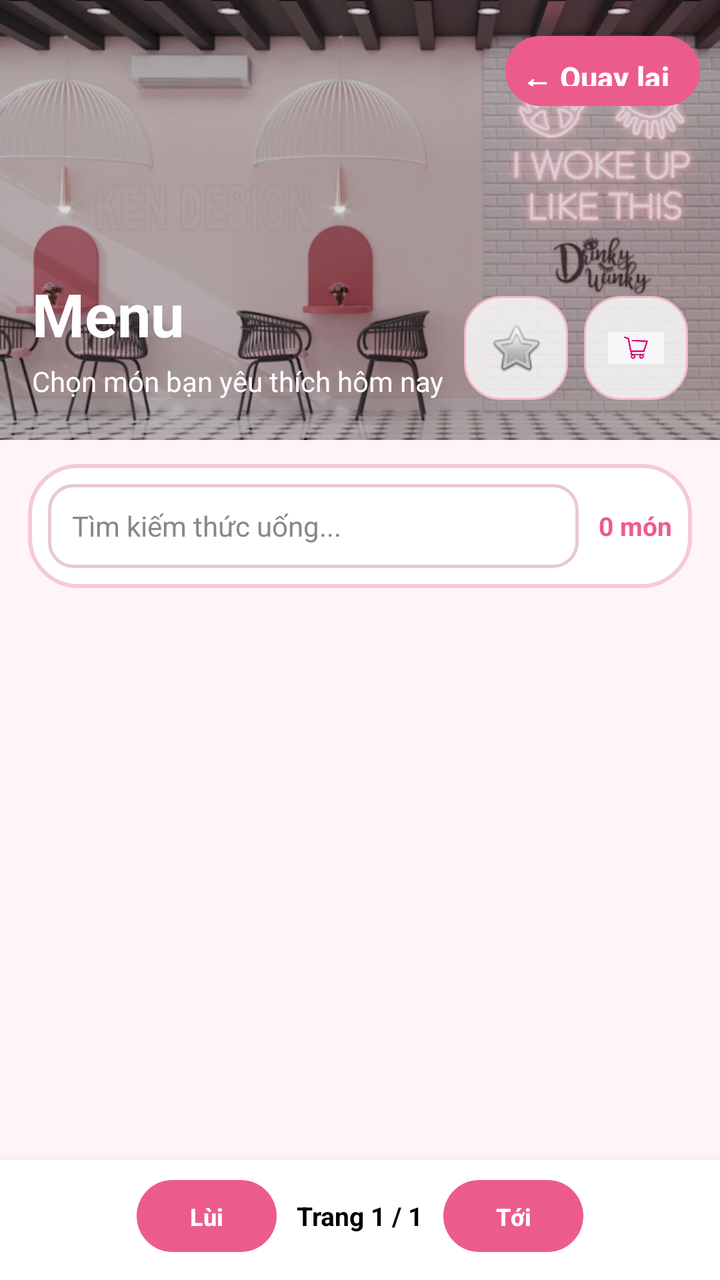
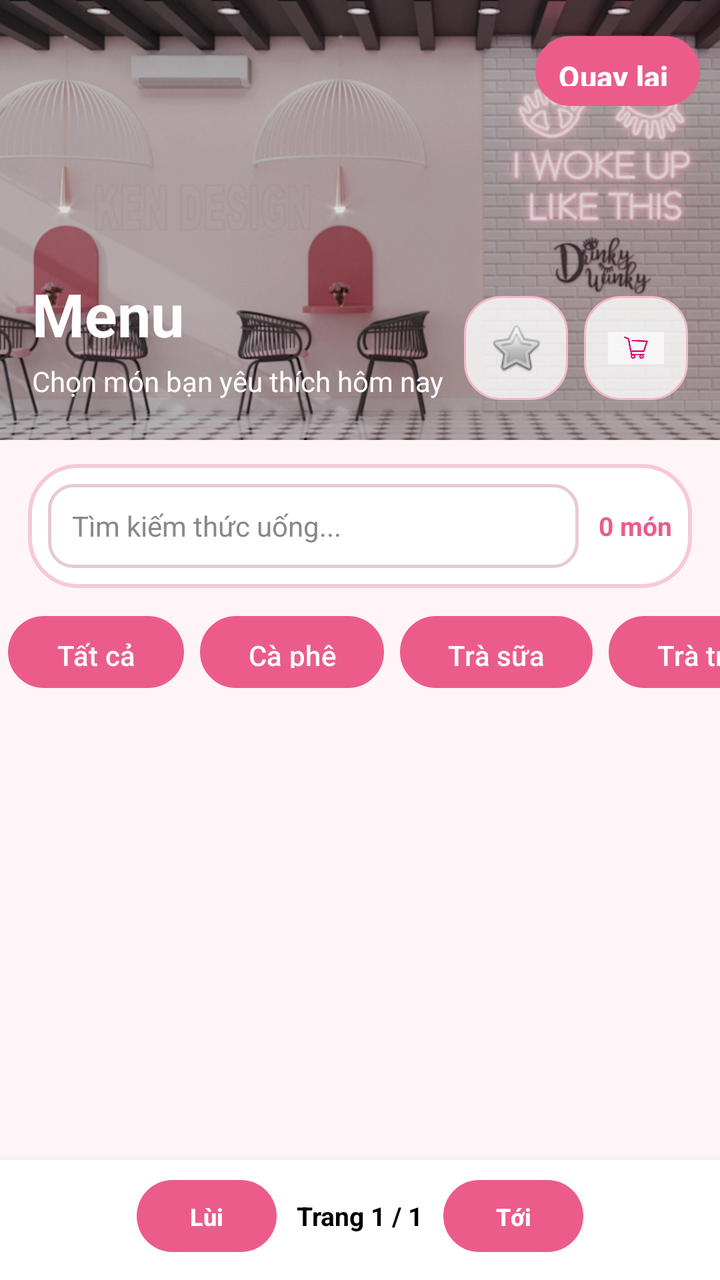

Before-and-after screenshots of an Android layout around one commit, followed by the original layout XML and the change that was made.
<!-- AndroidManifest.xml: application theme Theme.MyApplication -->
<!-- res/layout/listview.xml -->
<?xml version="1.0" encoding="utf-8"?>
<LinearLayout xmlns:android="http://schemas.android.com/apk/res/android"
    android:id="@+id/main"
    android:layout_width="match_parent"
    android:layout_height="match_parent"
    android:orientation="vertical"
    android:background="@color/pink_bg">

    <FrameLayout
        android:layout_width="match_parent"
        android:layout_height="220dp">

        <ImageView
            android:id="@+id/imgHeaderBanner"
            android:layout_width="match_parent"
            android:layout_height="match_parent"
            android:src="@drawable/menu"
            android:scaleType="centerCrop"
            android:contentDescription="Banner menu" />

        <View
            android:layout_width="match_parent"
            android:layout_height="match_parent"
            android:background="#22000000" />

        <Button
            android:id="@+id/btnBackWelcome"
            android:layout_width="wrap_content"
            android:layout_height="35dp"
            android:layout_gravity="top|end"
            android:layout_marginEnd="10dp"
            android:layout_marginTop="18dp"
            android:backgroundTint="@null"
            android:background="@drawable/bg_form_rounded"
            android:minWidth="8dp"
            android:paddingStart="8dp"
            android:paddingEnd="8dp"
            android:text="← Quay lai  "
            android:textAllCaps="false"
            android:textColor="@color/white"
            android:textSize="15sp"
            android:textStyle="bold" />

        <LinearLayout
            android:layout_width="wrap_content"
            android:layout_height="wrap_content"
            android:layout_gravity="bottom|start"
            android:layout_marginStart="16dp"
            android:layout_marginBottom="20dp"
            android:orientation="vertical">

            <TextView
                android:id="@+id/tvShopTitle"
                android:layout_width="wrap_content"
                android:layout_height="wrap_content"
                android:text="Menu"
                android:textColor="@android:color/white"
                android:textSize="30sp"
                android:textStyle="bold" />

            <TextView
                android:id="@+id/tvSubtitle"
                android:layout_width="wrap_content"
                android:layout_height="wrap_content"
                android:layout_marginTop="4dp"
                android:text="Chọn món bạn yêu thích hôm nay"
                android:textColor="@android:color/white"
                android:textSize="14sp" />
        </LinearLayout>
        <LinearLayout
            android:id="@+id/btnOpenCart"
            android:layout_width="52dp"
            android:layout_height="52dp"
            android:layout_gravity="bottom|end"
            android:layout_marginEnd="16dp"
            android:layout_marginBottom="20dp"
            android:background="@drawable/bg_cart_round"
            android:gravity="center"
            android:orientation="vertical"
            android:clickable="true"
            android:focusable="true"
            android:padding="8dp">

            <ImageView
                android:layout_width="28dp"
                android:layout_height="28dp"
                android:src="@drawable/giohangmenu"
                android:scaleType="fitCenter"
                android:contentDescription="Giỏ hàng" />
        </LinearLayout>
        <LinearLayout
            android:id="@+id/btnOpenFavorite"
            android:layout_width="52dp"
            android:layout_height="52dp"
            android:layout_gravity="bottom|end"
            android:layout_marginEnd="76dp"
            android:layout_marginBottom="20dp"
            android:background="@drawable/bg_cart_round"
            android:gravity="center"
            android:orientation="vertical"
            android:clickable="true"
            android:focusable="true"
            android:padding="8dp">

            <ImageView
                android:layout_width="28dp"
                android:layout_height="28dp"
                android:contentDescription="Yêu thích"
                android:scaleType="fitCenter"
                android:src="@android:drawable/btn_star_big_off" />
        </LinearLayout>
    </FrameLayout>

    <LinearLayout
        android:layout_width="match_parent"
        android:layout_height="wrap_content"
        android:layout_marginStart="14dp"
        android:layout_marginTop="12dp"
        android:layout_marginEnd="14dp"
        android:layout_marginBottom="6dp"
        android:background="@drawable/bg_form_rounded"
        android:gravity="center_vertical"
        android:orientation="horizontal"
        android:padding="10dp">

        <EditText
            android:id="@+id/edtSearch"
            android:layout_width="0dp"
            android:layout_height="42dp"
            android:layout_weight="1"
            android:background="@drawable/bg_input_rounded"
            android:hint="Tìm kiếm thức uống..."
            android:paddingStart="12dp"
            android:paddingEnd="12dp"
            android:textColor="@android:color/black"
            android:textColorHint="#888888"
            android:textSize="14sp" />

        <TextView
            android:id="@+id/tvProductCount"
            android:layout_width="wrap_content"
            android:layout_height="wrap_content"
            android:layout_marginStart="10dp"
            android:text="0 món"
            android:textColor="@color/pink_main"
            android:textSize="13sp"
            android:textStyle="bold" />
    </LinearLayout>

    <ListView
        android:id="@+id/listView"
        android:layout_width="match_parent"
        android:layout_height="0dp"
        android:layout_weight="1"
        android:clipToPadding="false"
        android:divider="@android:color/transparent"
        android:dividerHeight="4dp"
        android:paddingTop="4dp"
        android:paddingBottom="8dp"
        android:scrollbars="none" />

    <LinearLayout
        android:layout_width="match_parent"
        android:layout_height="wrap_content"
        android:background="@color/white"
        android:elevation="8dp"
        android:gravity="center"
        android:orientation="horizontal"
        android:paddingStart="12dp"
        android:paddingTop="10dp"
        android:paddingEnd="12dp"
        android:paddingBottom="14dp">

        <Button
            android:id="@+id/btnPrevPage"
            android:layout_width="70dp"
            android:layout_height="36dp"
            android:backgroundTint="@null"
            android:background="@drawable/bg_button_pink"
            android:minWidth="0dp"
            android:text="Lùi"
            android:textAllCaps="false"
            android:textColor="@color/white"
            android:textSize="12sp"
            android:textStyle="bold"/>


        <TextView
            android:id="@+id/tvPageInfo"
            android:layout_width="wrap_content"
            android:layout_height="wrap_content"
            android:layout_marginStart="10dp"
            android:layout_marginEnd="10dp"
            android:text="Trang 1 / 1"
            android:textColor="@android:color/black"
            android:textSize="13sp"
            android:textStyle="bold" />

        <Button
            android:id="@+id/btnNextPage"
            android:layout_width="70dp"
            android:layout_height="36dp"
            android:backgroundTint="@null"
            android:background="@drawable/bg_button_pink"
            android:minWidth="0dp"
            android:text="Tới"
            android:textAllCaps="false"
            android:textColor="@color/white"
            android:textSize="12sp"
            android:textStyle="bold"/>

    </LinearLayout>

</LinearLayout>
<!-- resources referenced by this layout -->
<resources>
  <color name="pink_bg">#FFF5F8</color>
  <color name="pink_main">#EC5C8A</color>
  <color name="white">#FFFFFF</color>
  <!-- drawable bg_button_pink (drawable) -->
  <?xml version="1.0" encoding="utf-8"?>
  <shape xmlns:android="http://schemas.android.com/apk/res/android">
      <solid android:color="@color/pink_main" />
      <corners android:radius="18dp" />
  </shape>
  <!-- drawable bg_cart_round (drawable) -->
  <?xml version="1.0" encoding="utf-8"?>
  <shape xmlns:android="http://schemas.android.com/apk/res/android">
      <solid android:color="#CCFFFFFF" />
      <corners android:radius="18dp" />
      <stroke
          android:width="1dp"
          android:color="#F2B7C9" />
  </shape>
  <!-- drawable bg_form_rounded (drawable) -->
  <?xml version="1.0" encoding="utf-8"?>
  <shape xmlns:android="http://schemas.android.com/apk/res/android">
      <solid android:color="@color/white" />
      <corners android:radius="24dp" />
      <stroke
          android:width="2dp"
          android:color="@color/pink_light" />
  </shape>
  <!-- drawable bg_input_rounded (drawable) -->
  <?xml version="1.0" encoding="utf-8"?>
  <shape xmlns:android="http://schemas.android.com/apk/res/android">
      <solid android:color="@color/white" />
      <corners android:radius="12dp" />
      <stroke
          android:width="1.5dp"
          android:color="@color/gray_border" />
  </shape>
  <!-- drawable giohangmenu: jpg bitmap (drawable, 7433 bytes) -->
  <!-- drawable menu: jpg bitmap (drawable, 371719 bytes) -->
  <style name="Theme.MyApplication" parent="Base.Theme.MyApplication" />
  <color name="pink_light">#F6C9D8</color>
  <color name="gray_border">#E7C9D3</color>
  <style name="Base.Theme.MyApplication" parent="Theme.Material3.DayNight.NoActionBar">
          <item name="colorPrimary">@color/pink_main</item>
          <item name="colorSecondary">@color/pink_light</item>
          <item name="android:statusBarColor">@color/pink_dark</item>
          <item name="colorSurface">@color/pink_bg</item>
      </style>
  <color name="pink_dark">#D94C79</color>
</resources>

<!-- the commit's change to res/layout/listview.xml (unified diff, before → after) -->
@@ -35,7 +35,7 @@
             android:minWidth="8dp"
             android:paddingStart="8dp"
             android:paddingEnd="8dp"
-            android:text="← Quay lai  "
+            android:text=" Quay lai  "
             android:textAllCaps="false"
             android:textColor="@color/white"
             android:textSize="15sp"
@@ -146,6 +146,79 @@
             android:textSize="13sp"
             android:textStyle="bold" />
     </LinearLayout>
+    <HorizontalScrollView
+        android:layout_width="match_parent"
+        android:layout_height="wrap_content"
+        android:layout_marginTop="8dp"
+        android:scrollbars="none">
+
+        <LinearLayout
+            android:layout_width="wrap_content"
+            android:layout_height="wrap_content"
+            android:orientation="horizontal"
+            android:paddingStart="4dp"
+            android:paddingEnd="4dp">
+
+            <Button
+                android:id="@+id/btnCatAll"
+                android:layout_width="wrap_content"
+                android:layout_height="36dp"
+                android:layout_marginEnd="8dp"
+                android:background="@drawable/bg_button_pink"
+                android:text="Tất cả"
+                android:textAllCaps="false"
+                android:textColor="@android:color/white" />
+
+            <Button
+                android:id="@+id/btnCatCoffee"
+                android:layout_width="wrap_content"
+                android:layout_height="36dp"
+                android:layout_marginEnd="8dp"
+                android:background="@drawable/bg_chip_outline"
+                android:text="Cà phê"
+                android:textAllCaps="false"
+                android:textColor="@color/white" />
+
+            <Button
+                android:id="@+id/btnCatMilkTea"
+                android:layout_width="wrap_content"
+                android:layout_height="36dp"
+                android:layout_marginEnd="8dp"
+                android:background="@drawable/bg_chip_outline"
+                android:text="Trà sữa"
+                android:textAllCaps="false"
+                android:textColor="@color/white" />
+
+            <Button
+                android:id="@+id/btnCatFruitTea"
+                android:layout_width="wrap_content"
+                android:layout_height="36dp"
+                android:layout_marginEnd="8dp"
+                android:background="@drawable/bg_chip_outline"
+                android:text="Trà trái cây"
+                android:textAllCaps="false"
+                android:textColor="@color/white" />
+
+            <Button
+                android:id="@+id/btnCatMatcha"
+                android:layout_width="wrap_content"
+                android:layout_height="36dp"
+                android:layout_marginEnd="8dp"
+                android:background="@drawable/bg_chip_outline"
+                android:text="Matcha"
+                android:textAllCaps="false"
+                android:textColor="@color/white" />
+
+            <Button
+                android:id="@+id/btnCatDrink"
+                android:layout_width="wrap_content"
+                android:layout_height="36dp"
+                android:background="@drawable/bg_chip_outline"
+                android:text=" Khác "
+                android:textAllCaps="false"
+                android:textColor="@color/white" />
+        </LinearLayout>
+    </HorizontalScrollView>
 
     <ListView
         android:id="@+id/listView"
<!-- resource entries referenced after the edit -->
@@ -17,6 +17,15 @@
       <stroke
           android:width="1dp"
           android:color="#F2B7C9" />
+  </shape>
+  <!-- drawable bg_chip_outline (drawable) -->
+  <?xml version="1.0" encoding="utf-8"?>
+  <shape xmlns:android="http://schemas.android.com/apk/res/android">
+      <solid android:color="@android:color/white" />
+      <stroke
+          android:width="1dp"
+          android:color="@color/pink_dark" />
+      <corners android:radius="18dp" />
   </shape>
   <!-- drawable bg_form_rounded (drawable) -->
   <?xml version="1.0" encoding="utf-8"?>
